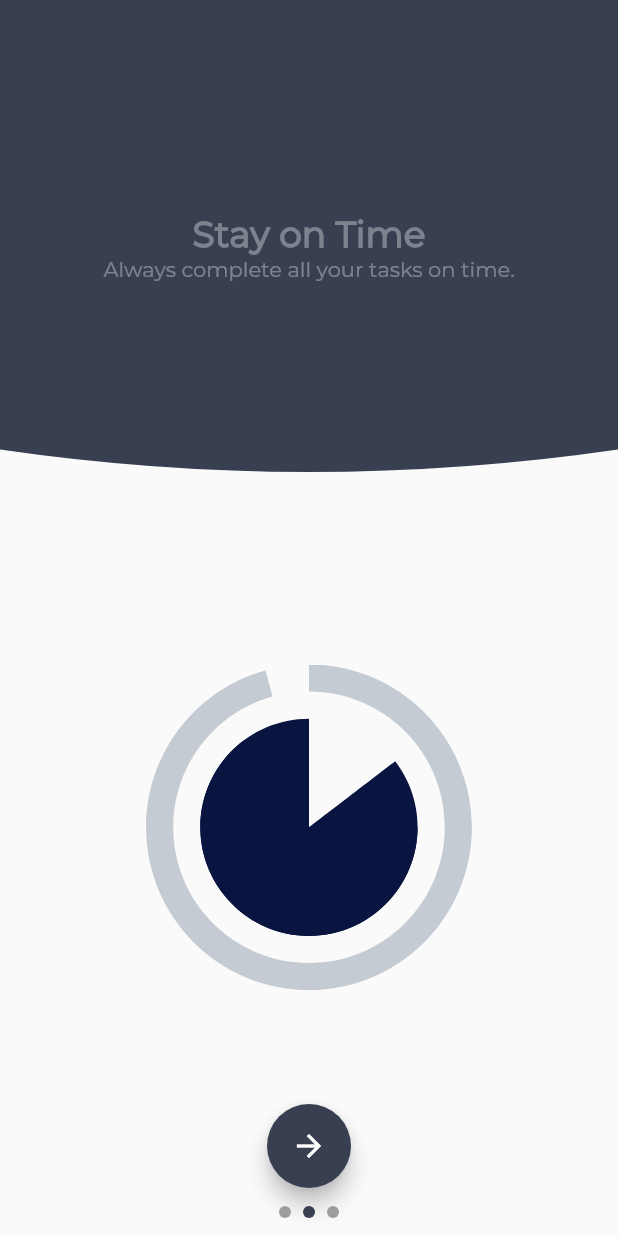
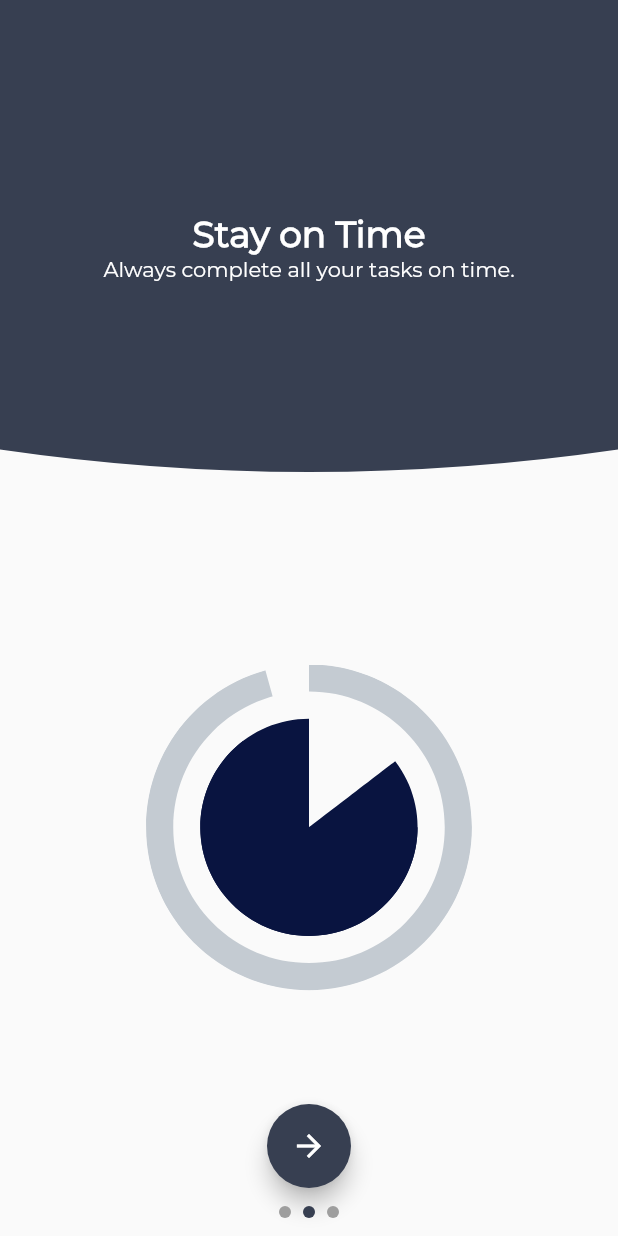
Before and after one commit to surajboniwal/lazydo, a Flutter app: the screen it shows after launch, swiped to page 2, on a phone screen of 412 x 824 dp. Run offline on Flutter 3.47's test engine with Material 2 defaults, Android fonts, the phone set to English and light mode, and no system bars; drawn by our look-alikes of smooth_page_indicator; our stand-ins replace flutter_svg, get, lottie.

```diff
--- a/lib/presentation/screens/onboarding/onboarding.dart
+++ b/lib/presentation/screens/onboarding/onboarding.dart
@@ -1,6 +1,5 @@
 import 'package:flutter/material.dart';
 import 'package:get/get.dart';
-import 'package:get/get_navigation/src/routes/default_transitions.dart';
 import '../../../controllers/on_boarding_header_controller.dart';
 import '../../../data/models/onboarding.dart';
 import 'widgets/clippers.dart';
@@ -14,13 +13,11 @@ class OnBoardingScreen extends StatefulWidget {
   _OnBoardingScreenState createState() => _OnBoardingScreenState();
 }
 
-class _OnBoardingScreenState extends State<OnBoardingScreen>
-    with TickerProviderStateMixin {
+class _OnBoardingScreenState extends State<OnBoardingScreen> with TickerProviderStateMixin {
   AnimationController _controller;
 
   List<OnBoarding> _onBoardingScreens = getOnBoardingScreens();
-  OnBoardingHeaderController _onBoardingHeaderController =
-      OnBoardingHeaderController();
+  OnBoardingHeaderController _onBoardingHeaderController = OnBoardingHeaderController();
   PageController _pageViewScrollController = PageController(initialPage: 0);
 
   AnimationController _opacityController;
@@ -34,7 +31,7 @@ class _OnBoardingScreenState extends State<OnBoardingScreen>
     //tweak duration for improving fade transition
     _opacityController = AnimationController(
       vsync: this,
-      duration: Duration(seconds: 2),
+      duration: Duration(milliseconds: 500),
     )..addListener(() => setState(() {}));
 
     _opacity = Tween<double>(
@@ -135,10 +132,8 @@ class _OnBoardingScreenState extends State<OnBoardingScreen>
               return FloatingActionButton(
                 onPressed: () {
                   if (_pageViewScrollController.page.toInt() < 2) {
-                    _pageViewScrollController.animateToPage(
-                        _pageViewScrollController.page.toInt() + 1,
-                        duration: Duration(milliseconds: 200),
-                        curve: Curves.easeOut);
+                    _pageViewScrollController.animateToPage(_pageViewScrollController.page.toInt() + 1,
+                        duration: Duration(milliseconds: 200), curve: Curves.easeOut);
                   } else {
                     print('next screen');
                   }
```
